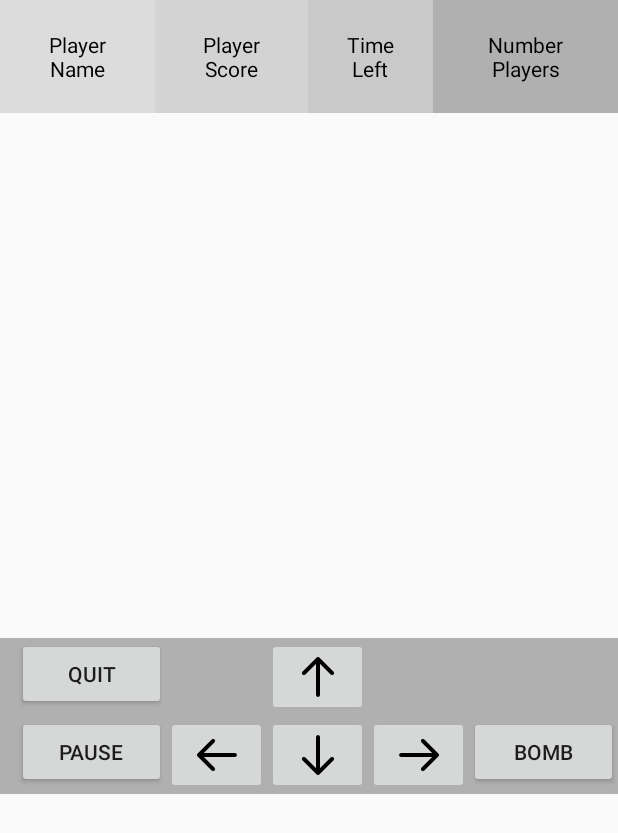
After one commit to samfcmc/BombermanAndroid, an Android app: the layout activity_run_game.xml on its own in the app's theme, with its tools: preview values and no code run, on a phone screen of 412 x 824 dp. The commit adds this screen. Shown: the top 833 px of the screen. Run offline under Robolectric (Android 15) with nearby library versions, the phone set to English and light mode, and no system bars.

Commit message:
added a new style

```diff
--- /dev/null
+++ b/app/src/main/res/layout/activity_run_game.xml
@@ -0,0 +1,112 @@
+<?xml version="1.0" encoding="utf-8"?>
+
+<RelativeLayout
+        xmlns:android="http://schemas.android.com/apk/res/android"
+        android:orientation="vertical"
+        android:layout_width="fill_parent"
+        android:layout_height="fill_parent" >
+
+    <TableLayout
+            android:layout_width="match_parent"
+            android:layout_height="wrap_content"
+            android:shrinkColumns="*"
+            android:stretchColumns="*"
+            android:background="#ffffff" android:id="@+id/dashboard_panel">
+        <!-- Row 1 with 3 columns -->
+        <TableRow
+                android:id="@+id/table_row1"
+                android:layout_height="wrap_content"
+                android:layout_width="match_parent">
+            <TextView
+                    android:id="@+id/player_name" android:text="@string/player_name"
+                    android:layout_weight="1" android:background="#dcdcdc"
+                    android:textColor="#000000"
+                    android:padding="20dip" android:gravity="center"/>
+            <TextView
+                    android:id="@+id/player_score" android:text="@string/player_score"
+                    android:layout_weight="1" android:background="#d3d3d3"
+                    android:textColor="#000000"
+                    android:padding="20dip" android:gravity="center"/>
+            <TextView
+                    android:id="@+id/time_left" android:text="@string/time_left"
+                    android:layout_weight="1" android:background="#cac9c9"
+                    android:textColor="#000000"
+                    android:padding="20dip" android:gravity="center"/>
+            <TextView
+                    android:id="@+id/numb_players" android:text="@string/numb_players"
+                    android:layout_weight="1" android:background="#b0b0b0"
+                    android:textColor="#000000"
+                    android:padding="20dip" android:gravity="center"/>
+        </TableRow>
+    </TableLayout>
+
+    <TableLayout
+            android:layout_width="match_parent"
+            android:layout_height="wrap_content"
+            android:shrinkColumns="*"
+            android:stretchColumns="*"
+            android:background="#b0b0b0"
+            android:layout_marginTop="425dp"
+            android:id="@+id/control_panel">
+        <TableRow
+                android:id="@+id/table_row2"
+                android:layout_height="wrap_content"
+                android:layout_width="match_parent">
+            <Button
+                    android:id="@+id/quit_button"
+                    android:layout_width="wrap_content"
+                    android:layout_height="wrap_content"
+                    android:text="@string/quit_button"
+                    android:layout_column="1"/>
+            <ImageButton
+                    android:id="@+id/up_button"
+                    android:layout_width="wrap_content"
+                    android:layout_height="wrap_content"
+                    android:layout_column="3"
+                    android:src="@drawable/arrow_up"/>
+        </TableRow>
+
+        <TableRow
+                android:id="@+id/table_row3"
+                android:layout_width="wrap_content"
+                android:layout_height="wrap_content">
+
+            <Button
+                    android:id="@+id/pause_button"
+                    android:layout_width="wrap_content"
+                    android:layout_height="wrap_content"
+                    android:text="@string/pause_button"
+                    android:layout_column="1"/>
+
+            <ImageButton
+                    android:id="@+id/right_button"
+                    android:layout_width="wrap_content"
+                    android:layout_height="wrap_content"
+                    android:layout_column="2"
+                    android:src="@drawable/arrow_left" />
+
+            <ImageButton
+                    android:id="@+id/down_button"
+                    android:layout_width="wrap_content"
+                    android:layout_height="wrap_content"
+                    android:layout_column="3"
+                    android:src="@drawable/arrow_down" />
+
+            <ImageButton
+                    android:id="@+id/left_button"
+                    android:layout_width="wrap_content"
+                    android:layout_height="wrap_content"
+                    android:layout_column="4"
+                    android:src="@drawable/arrow_right" />
+
+            <Button
+                    android:id="@+id/bomb_button"
+                    android:layout_width="wrap_content"
+                    android:layout_height="wrap_content"
+                    android:text="@string/bomb_button"
+                    android:layout_column="5"/>
+
+        </TableRow>
+    </TableLayout>
+
+</RelativeLayout>
--- a/app/src/main/res/values/strings.xml
+++ b/app/src/main/res/values/strings.xml
@@ -1,8 +1,17 @@
 <?xml version="1.0" encoding="utf-8"?>
 <resources>
 
-    <string name="app_name">BombermanAndroid</string>
-    <string name="hello_world">Hello world!</string>
+    <string name="app_name">Bomberman</string>
     <string name="action_settings">Settings</string>
+    <string name="nick_name">Insert your nick</string>
+    <string name="button_play">Play</string>
+    <string name="title_activity_run_game">Bomberman Running</string>
+    <string name="pause_button">Pause</string>
+    <string name="quit_button">Quit</string>
+    <string name="bomb_button">Bomb</string>
+    <string name="player_name">Player Name</string>
+    <string name="player_score">Player Score</string>
+    <string name="time_left">Time Left</string>
+    <string name="numb_players">Number Players</string>
 
 </resources>
--- a/app/src/main/res/values/styles.xml
+++ b/app/src/main/res/values/styles.xml
@@ -1,7 +1,7 @@
 <resources>
 
     <!-- Base application theme. -->
-    <style name="AppTheme" parent="Theme.AppCompat.Light.DarkActionBar">
+    <style name="AppTheme" parent="Theme.AppCompat.Light">
         <!-- Customize your theme here. -->
     </style>
 
```
Also changed, not shown: app/src/main/AndroidManifest.xml (+10 -1 lines), app/src/main/java/com/cmov/bombermanandroid/app/GameActivity.java (+37 -11 lines), app/src/main/java/com/cmov/bombermanandroid/app/RunGameActivity.java (added, +52 -0 lines), app/src/main/res/layout/activity_game.xml (added, +20 -0 lines), app/src/main/res/menu/run_game.xml (added, +10 -0 lines), app/src/main/res/drawable-hdpi/arrow_down.png (added), app/src/main/res/drawable-hdpi/arrow_left.png (added), app/src/main/res/drawable-hdpi/arrow_right.png (added), app/src/main/res/drawable-hdpi/arrow_up.png (added).
